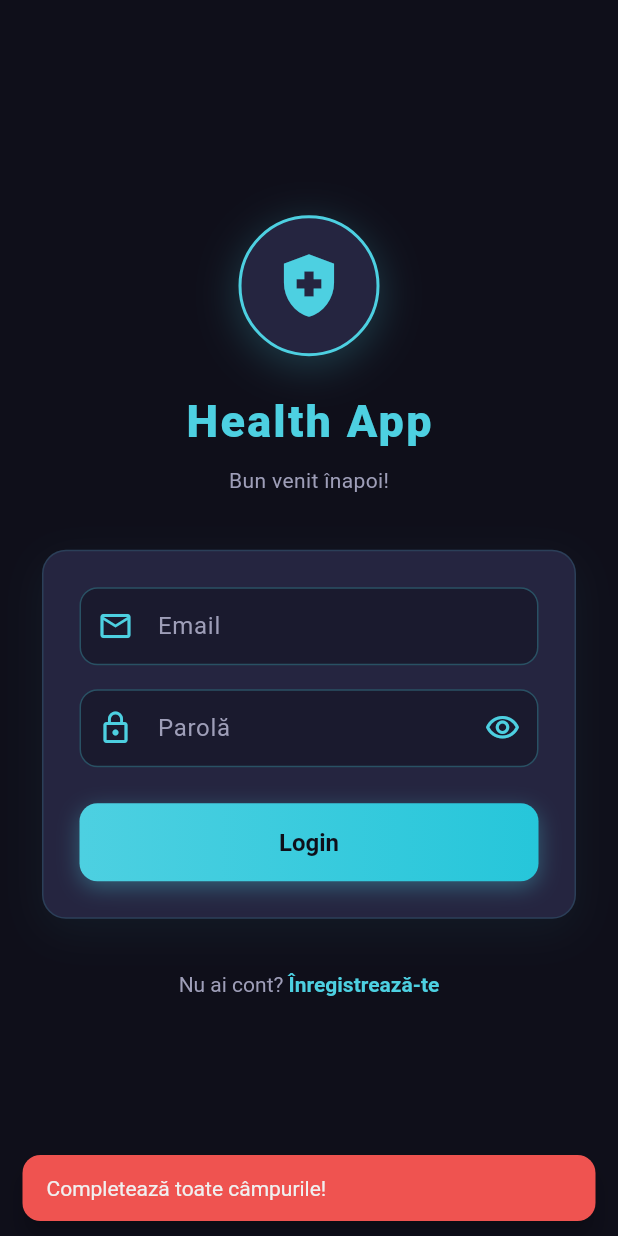
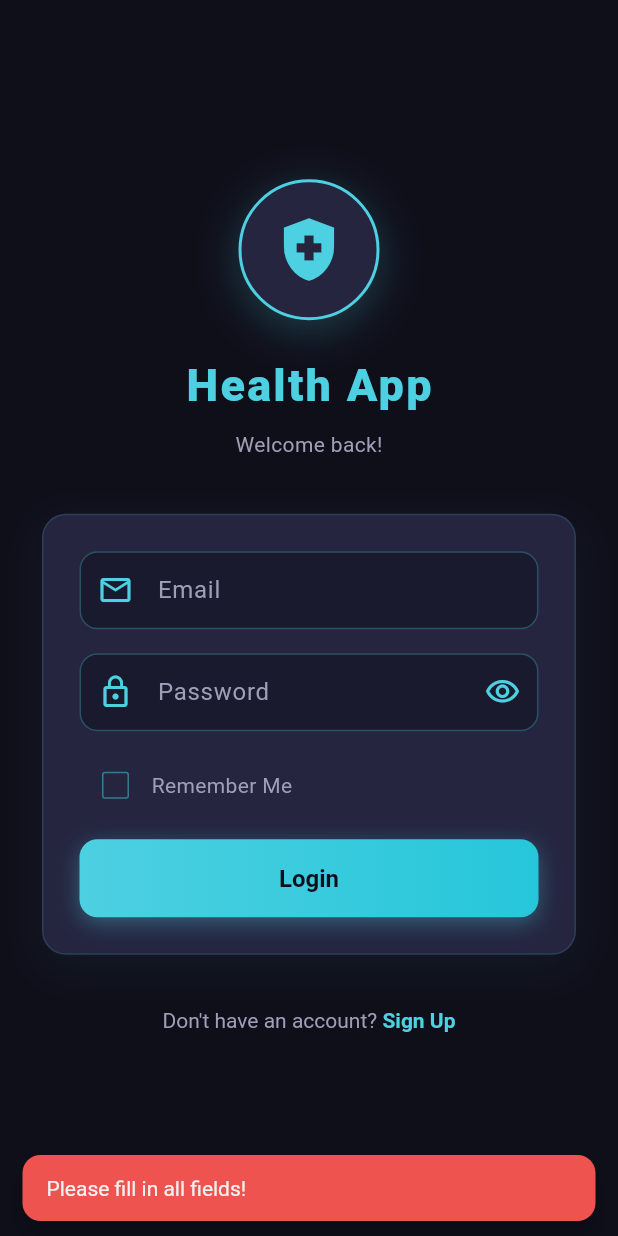
Before and after one commit to Guritzul/Proiect-Kronsoft, a Flutter app: the screen it shows after launch, after a tap on "Login", on a phone screen of 412 x 824 dp. Run offline on Flutter 3.47's test engine with Material 3 defaults, Android fonts, the phone set to English and light mode, and no system bars; our stand-ins replace firebase_auth, firebase_core, firebase_messaging, shared_preferences; accounts and stored records are empty; generated files the repository leaves out were written again.

Commit message:
feat: implement splash screen and remember me functionality in login flow

```diff
--- a/Frontend/frontend_kronsoft/lib/main.dart
+++ b/Frontend/frontend_kronsoft/lib/main.dart
@@ -3,8 +3,8 @@ import 'package:firebase_core/firebase_core.dart';
 import 'package:firebase_messaging/firebase_messaging.dart';
 import 'firebase_options.dart';
 import 'services/notification_service.dart';
-import 'screens/login_screen.dart';
 import 'theme/app_theme.dart';
+import 'screens/splash_screen.dart';
 
 Future<void> firebaseMessagingBackgroundHandler(RemoteMessage message) async {
   await Firebase.initializeApp(options: DefaultFirebaseOptions.currentPlatform);
@@ -27,7 +27,7 @@ class MyApp extends StatelessWidget {
       title: 'Health App',
       debugShowCheckedModeBanner: false,
       theme: AppTheme.darkTheme,
-      home: const LoginScreen(),
+      home: const SplashScreen(),
     );
   }
 }
--- a/Frontend/frontend_kronsoft/lib/screens/login_screen.dart
+++ b/Frontend/frontend_kronsoft/lib/screens/login_screen.dart
@@ -3,6 +3,7 @@ import 'package:firebase_auth/firebase_auth.dart';
 import '../services/auth_service.dart';
 import '../theme/app_theme.dart';
 import 'main_shell.dart';
+import 'package:shared_preferences/shared_preferences.dart';
 
 class LoginScreen extends StatefulWidget {
   const LoginScreen({super.key});
@@ -20,6 +21,7 @@ class _LoginScreenState extends State<LoginScreen>
   bool _isLoading = false;
   bool _isLogin = true;
   bool _obscurePassword = true;
+  bool _rememberMe = false;
 
   late AnimationController _animCtrl;
   late Animation<double> _fadeIn;
@@ -38,6 +40,7 @@ class _LoginScreenState extends State<LoginScreen>
       end: Offset.zero,
     ).animate(CurvedAnimation(parent: _animCtrl, curve: Curves.easeOutCubic));
     _animCtrl.forward();
+    _loadRememberMe();
   }
 
   @override
@@ -49,11 +52,32 @@ class _LoginScreenState extends State<LoginScreen>
     super.dispose();
   }
 
+  Future<void> _loadRememberMe() async {
+    final prefs = await SharedPreferences.getInstance();
+    setState(() {
+      _rememberMe = prefs.getBool('rememberMe') ?? false;
+      if (_rememberMe) {
+        _emailController.text = prefs.getString('savedEmail') ?? '';
+      }
+    });
+  }
+
+  Future<void> _saveRememberMe() async {
+    final prefs = await SharedPreferences.getInstance();
+    if (_rememberMe) {
+      await prefs.setBool('rememberMe', true);
+      await prefs.setString('savedEmail', _emailController.text.trim());
+    } else {
+      await prefs.setBool('rememberMe', false);
+      await prefs.remove('savedEmail');
+    }
+  }
+
   void _submit() async {
     if (_emailController.text.isEmpty || _passwordController.text.isEmpty) {
       ScaffoldMessenger.of(context).showSnackBar(
         const SnackBar(
-          content: Text('Completează toate câmpurile!'),
+          content: Text('Please fill in all fields!'),
           backgroundColor: AppColors.dangerColor,
         ),
       );
@@ -73,6 +97,7 @@ class _LoginScreenState extends State<LoginScreen>
           _passwordController.text.trim(),
         );
       }
+      await _saveRememberMe();
       if (mounted) {
         Navigator.pushReplacement(
           context,
@@ -116,14 +141,16 @@ class _LoginScreenState extends State<LoginScreen>
               child: Column(
                 mainAxisAlignment: MainAxisAlignment.center,
                 children: [
-                  // Logo / Icon
                   Container(
                     width: 94,
                     height: 94,
                     decoration: BoxDecoration(
                       color: AppColors.cardColor,
                       shape: BoxShape.circle,
-                      border: Border.all(color: AppColors.accentColor, width: 2),
+                      border: Border.all(
+                        color: AppColors.accentColor,
+                        width: 2,
+                      ),
                       boxShadow: [
                         BoxShadow(
                           color: AppColors.accentColor.withValues(alpha: 0.25),
@@ -150,12 +177,13 @@ class _LoginScreenState extends State<LoginScreen>
                   ),
                   const SizedBox(height: 8),
                   Text(
-                    _isLogin ? 'Bun venit înapoi!' : 'Creează un cont nou',
-                    style: const TextStyle(fontSize: 14, color: AppColors.textSecondary),
+                    _isLogin ? 'Welcome back!' : 'Create a new account',
+                    style: const TextStyle(
+                      fontSize: 14,
+                      color: AppColors.textSecondary,
+                    ),
                   ),
                   const SizedBox(height: 36),
-
-                  // Card
                   GlassCard(
                     padding: const EdgeInsets.all(24),
                     child: Column(
@@ -163,7 +191,7 @@ class _LoginScreenState extends State<LoginScreen>
                         if (!_isLogin) ...[
                           _buildTextField(
                             controller: _nameController,
-                            label: 'Nume',
+                            label: 'Name',
                             icon: Icons.person_outline,
                           ),
                           const SizedBox(height: 16),
@@ -177,7 +205,7 @@ class _LoginScreenState extends State<LoginScreen>
                         const SizedBox(height: 16),
                         _buildTextField(
                           controller: _passwordController,
-                          label: 'Parolă',
+                          label: 'Password',
                           icon: Icons.lock_outline,
                           obscureText: _obscurePassword,
                           suffixIcon: IconButton(
@@ -187,13 +215,37 @@ class _LoginScreenState extends State<LoginScreen>
                                   : Icons.visibility_off_outlined,
                               color: AppColors.accentColor,
                             ),
-                            onPressed: () =>
-                                setState(() => _obscurePassword = !_obscurePassword),
+                            onPressed: () => setState(
+                              () => _obscurePassword = !_obscurePassword,
+                            ),
                           ),
                         ),
-                        const SizedBox(height: 24),
+                        const SizedBox(height: 12),
+                        Row(
+                          children: [
+                            Checkbox(
+                              value: _rememberMe,
+                              onChanged: (value) =>
+                                  setState(() => _rememberMe = value ?? false),
+                              activeColor: AppColors.accentColor,
+                              side: BorderSide(
+                                color: AppColors.accentColor.withValues(
+                                  alpha: 0.5,
+                                ),
+                              ),
+                            ),
+                            const Text(
+                              'Remember Me',
+                              style: TextStyle(
+                                color: AppColors.textSecondary,
+                                fontSize: 14,
+                              ),
+                            ),
+                          ],
+                        ),
+                        const SizedBox(height: 12),
                         AccentButton(
-                          label: _isLogin ? 'Login' : 'Înregistrare',
+                          label: _isLogin ? 'Login' : 'Register',
                           isLoading: _isLoading,
                           onPressed: _submit,
                         ),
@@ -205,13 +257,18 @@ class _LoginScreenState extends State<LoginScreen>
                     onPressed: () => setState(() => _isLogin = !_isLogin),
                     child: RichText(
                       text: TextSpan(
-                        style: const TextStyle(fontSize: 14, color: AppColors.textSecondary),
+                        style: const TextStyle(
+                          fontSize: 14,
+                          color: AppColors.textSecondary,
+                        ),
                         children: [
                           TextSpan(
-                            text: _isLogin ? 'Nu ai cont? ' : 'Ai deja cont? ',
+                            text: _isLogin
+                                ? "Don't have an account? "
+                                : 'Already have an account? ',
                           ),
                           TextSpan(
-                            text: _isLogin ? 'Înregistrează-te' : 'Conectează-te',
+                            text: _isLogin ? 'Sign Up' : 'Sign In',
                             style: const TextStyle(
                               color: AppColors.accentColor,
                               fontWeight: FontWeight.bold,
@@ -250,7 +307,9 @@ class _LoginScreenState extends State<LoginScreen>
         suffixIcon: suffixIcon,
         enabledBorder: OutlineInputBorder(
           borderRadius: BorderRadius.circular(12),
-          borderSide: BorderSide(color: AppColors.accentColor.withValues(alpha: 0.3)),
+          borderSide: BorderSide(
+            color: AppColors.accentColor.withValues(alpha: 0.3),
+          ),
         ),
         focusedBorder: OutlineInputBorder(
           borderRadius: BorderRadius.circular(12),
--- /dev/null
+++ b/Frontend/frontend_kronsoft/lib/screens/splash_screen.dart
@@ -0,0 +1,53 @@
+import 'package:flutter/material.dart';
+import 'package:firebase_auth/firebase_auth.dart';
+import 'package:shared_preferences/shared_preferences.dart';
+import '../theme/app_theme.dart';
+import 'main_shell.dart';
+import 'login_screen.dart';
+
+class SplashScreen extends StatefulWidget {
+  const SplashScreen({super.key});
+
+  @override
+  State<SplashScreen> createState() => _SplashScreenState();
+}
+
+class _SplashScreenState extends State<SplashScreen> {
+  @override
+  void initState() {
+    super.initState();
+    _checkLoginStatus();
+  }
+
+  Future<void> _checkLoginStatus() async {
+    await Future.delayed(const Duration(milliseconds: 500));
+
+    final prefs = await SharedPreferences.getInstance();
+    final rememberMe = prefs.getBool('rememberMe') ?? false;
+    final currentUser = FirebaseAuth.instance.currentUser;
+
+    if (mounted) {
+      if (rememberMe && currentUser != null) {
+        Navigator.pushReplacement(
+          context,
+          MaterialPageRoute(builder: (context) => const MainShell()),
+        );
+      } else {
+        Navigator.pushReplacement(
+          context,
+          MaterialPageRoute(builder: (context) => const LoginScreen()),
+        );
+      }
+    }
+  }
+
+  @override
+  Widget build(BuildContext context) {
+    return Scaffold(
+      backgroundColor: AppColors.bgColor,
+      body: const Center(
+        child: CircularProgressIndicator(color: AppColors.accentColor),
+      ),
+    );
+  }
+}
--- a/Frontend/frontend_kronsoft/pubspec.yaml
+++ b/Frontend/frontend_kronsoft/pubspec.yaml
@@ -13,6 +13,7 @@ dependencies:
   firebase_auth: ^5.0.0
   firebase_messaging: ^15.0.0
   http: ^1.2.0
+  shared_preferences: ^2.2.0
 
 dev_dependencies:
   flutter_test:
```
Also changed, not shown: Frontend/frontend_kronsoft/pubspec.lock, 1 other file.
